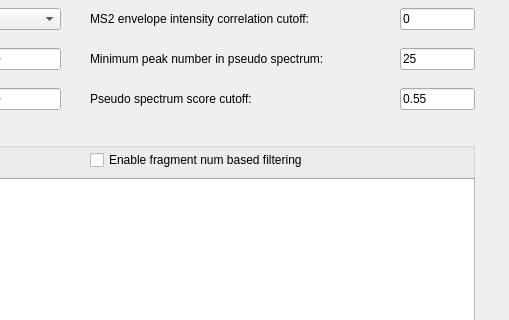
The window that src/gui/topdia/topdiadialog.ui (toppic-suite/toppic-suite) describes before a commit, drawn with Qt 5; both pictures show x 594 to 1103 and y 282 to 602 of the 1103 by 685 pixel window.
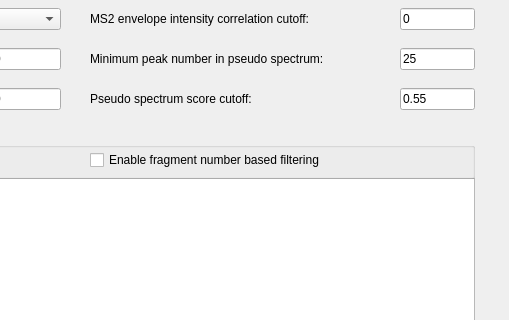
The same window after the commit. Icons and pictures are not drawn.

Commit message:
topdia_gui: "Enable fragment num based filtering" checkbox renamed "Enable fragment number based filtering"
The TopDIA manual's -j row names the new label.

Claude-Session: https://claude.ai/code/session_01X5qkmEWbh4xD3tEKPGcGH7

Patch:
```diff
--- a/src/gui/topdia/topdiadialog.ui
+++ b/src/gui/topdia/topdiadialog.ui
@@ -624,7 +624,7 @@
          <string>&lt;html&gt;&lt;head/&gt;&lt;body&gt;&lt;p&gt;Filter the isotopic envelopes of MS/MS scans by the estimated number of fragment ions: the envelopes ranked highest by the score chosen with Use MS-Deconv score are kept. MS1 envelopes are not filtered, and the filter is not used with the flashdeconv MS/MS deconvolution. Unchecked by default. (topdia -j, --frag-num-filtering)&lt;/p&gt;&lt;/body&gt;&lt;/html&gt;</string>
         </property>
         <property name="text">
-         <string>Enable fragment num based filtering</string>
+         <string>Enable fragment number based filtering</string>
         </property>
         <property name="checkable">
          <bool>true</bool>
```
The commit also changes 1 other file.
